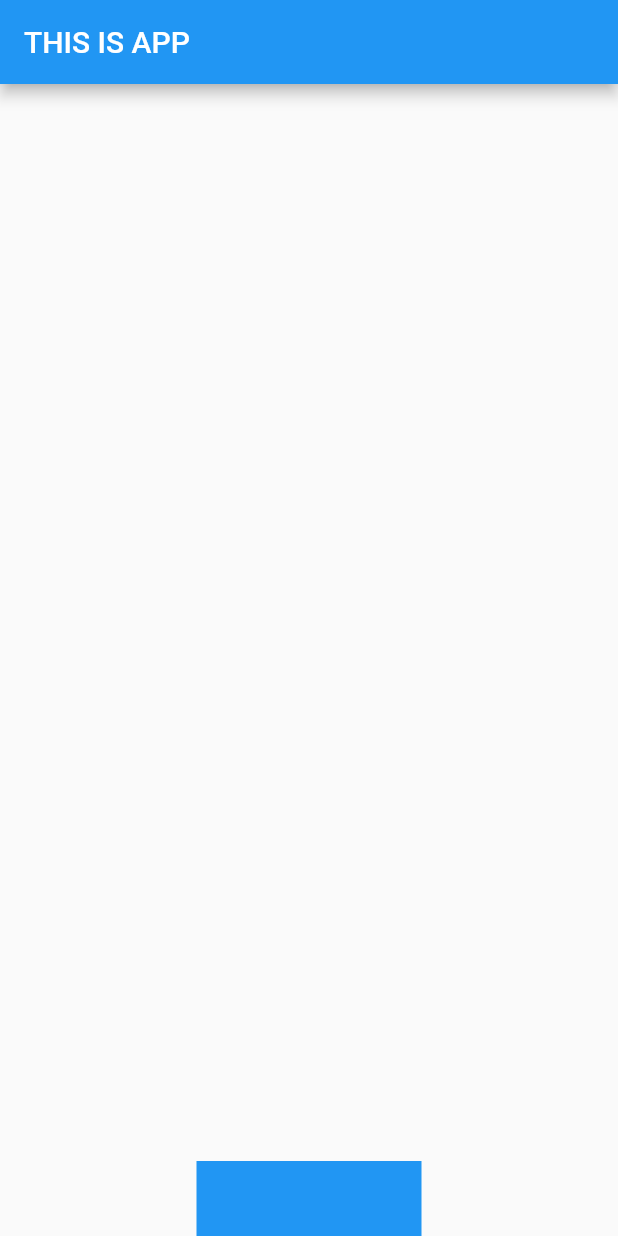
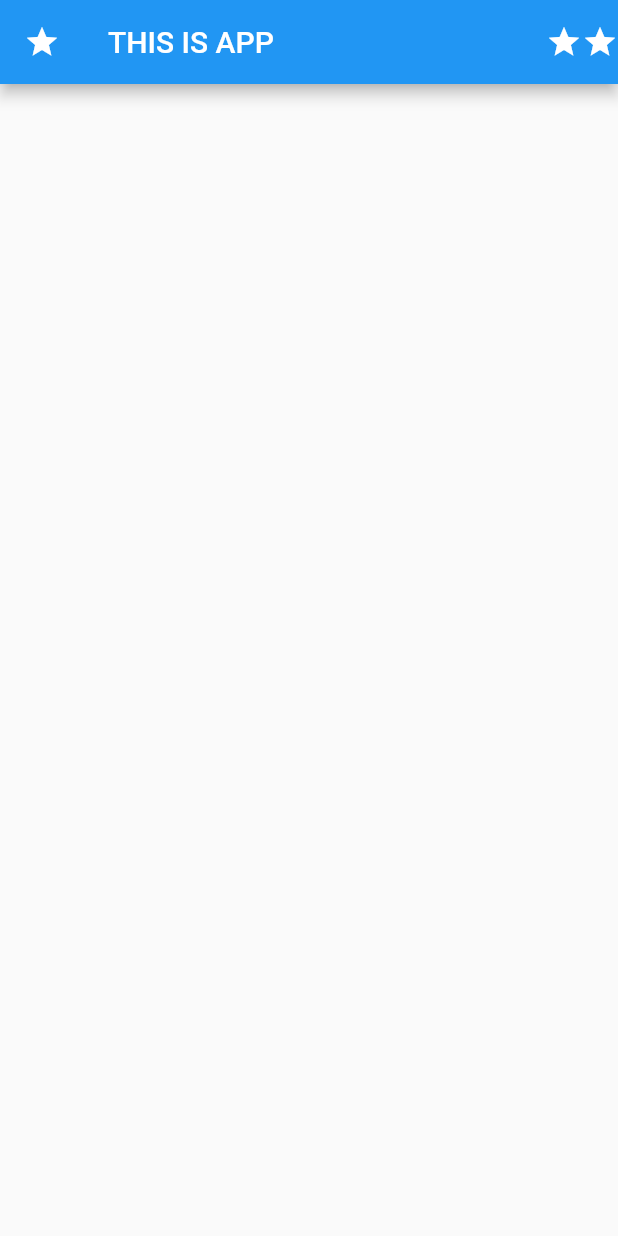
Before and after one commit to seo-rio/flutter-contact, a Flutter app: the screen it shows after launch, on a phone screen of 412 x 824 dp. Run offline on Flutter 3.47's test engine with Material 2 defaults, Android fonts, the phone set to English and light mode, and no system bars.

Commit message:
Typography, Layout 적용

```diff
--- a/lib/main.dart
+++ b/lib/main.dart
@@ -31,18 +31,35 @@ class MyApp extends StatelessWidget {
       //   ),
       // )
       home: Scaffold(
-        appBar: AppBar(title: Text('THIS IS APP')),
+        // Title: 제목
+        // leading: 왼쪽 아이콘
+        // actions: 오른쪽 아이콘 목록
+        appBar: AppBar(actions: const [Icon(Icons.star), Icon(Icons.star)],leading: Icon(Icons.star), title: Text('THIS IS APP')),
+        body: SizedBox(
+          // 스타일링 가능한 버튼
+          // child: ElevatedButton(child: Text('글자'), onPressed: (){},),
+          // Icon 버튼
+          // child: IconButton(icon: Icon(Icons.star), onPressed: (){},),
+          // child: Text('Hello',
+          //     // 일반 컬러 설정
+          //     // style: TextStyle(color: Colors.red),
+          //     // Hex 컬러 설정
+          //     // style: TextStyle(color: Color(0x000f3123)),
+          //     // RGB 컬러 설정
+          //     // style: TextStyle(color: Color.fromRGBO(231, 48, 48, 1.0)),
+          // ),
+        ),
         // Align 옵션으로 원하는 위치에 정렬 시킬 수 있음
-        body: Align(
-          alignment: Alignment.bottomCenter,
-          child: Container(
-            width: 150, height: 50, color: Colors.blue,
-            // Padding, Margin 같은걸 제외한 다른 옵션을 설정할땐 Decoration 사용
-            // decoration: BoxDecoration(
-            //   border: Border.all(color: Colors.black)
-            // ),
-          ),
-        ),
+        // body: Align(
+        //   alignment: Alignment.bottomCenter,
+        //   child: Container(
+        //     width: 150, height: 50, color: Colors.blue,
+        //     // Padding, Margin 같은걸 제외한 다른 옵션을 설정할땐 Decoration 사용
+        //     // decoration: BoxDecoration(
+        //     //   border: Border.all(color: Colors.black)
+        //     // ),
+        //   ),
+        // ),
       ),
     );
   }
```
